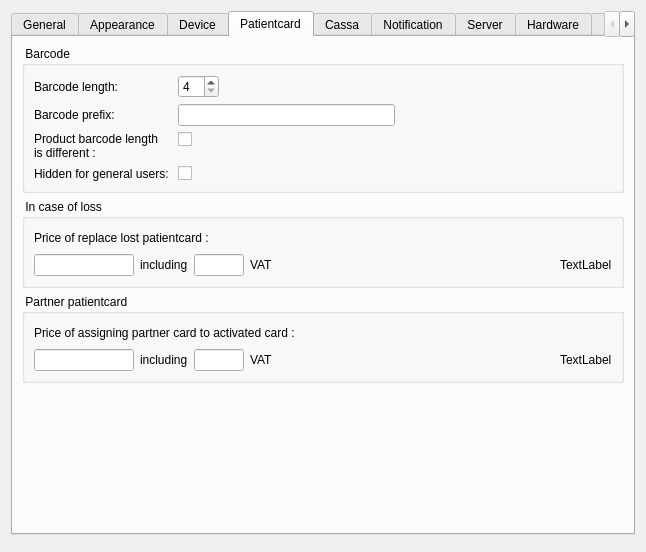
Old version of the form client/dlgpreferences.ui in the repository tbikfalvi/Belenus.
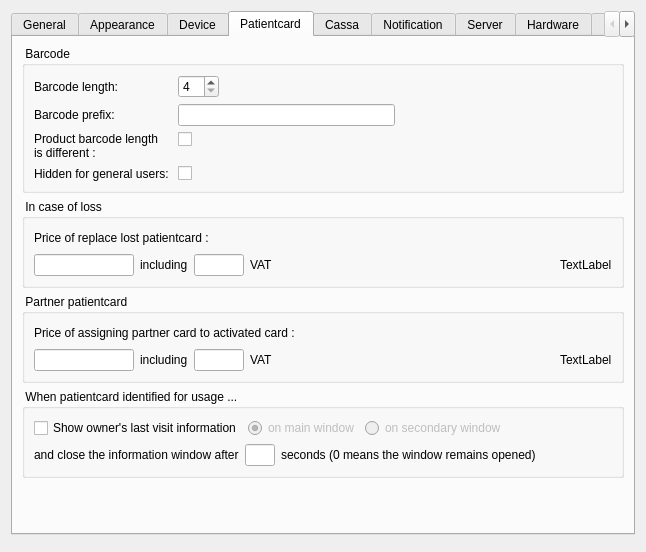
New version of the form. The open tabs and pages were chosen to show the change.

What changed in the file:
```diff
--- a/client/dlgpreferences.ui
+++ b/client/dlgpreferences.ui
@@ -1336,7 +1336,7 @@
       <attribute name="title">
        <string>Patientcard</string>
       </attribute>
-      <layout class="QVBoxLayout" name="verticalLayout_9">
+      <layout class="QVBoxLayout" name="verticalLayout_32">
        <item>
         <widget class="QGroupBox" name="grpBarcode">
          <property name="title">
@@ -1651,6 +1651,109 @@
          </layout>
         </widget>
        </item>
+       <item>
+        <widget class="QGroupBox" name="gbPatientCardUsageAction">
+         <property name="title">
+          <string> When patientcard identified for usage ... </string>
+         </property>
+         <layout class="QVBoxLayout" name="verticalLayout_9">
+          <item>
+           <layout class="QHBoxLayout" name="horizontalLayout_41">
+            <item>
+             <widget class="QCheckBox" name="chkShowPatientInfoOnStart">
+              <property name="text">
+               <string>Show owner's last visit information</string>
+              </property>
+             </widget>
+            </item>
+            <item>
+             <widget class="QRadioButton" name="rbShowInfoOnMain">
+              <property name="enabled">
+               <bool>false</bool>
+              </property>
+              <property name="text">
+               <string>on main window</string>
+              </property>
+              <property name="checked">
+               <bool>true</bool>
+              </property>
+             </widget>
+            </item>
+            <item>
+             <widget class="QRadioButton" name="rbShowInfoOnSecondary">
+              <property name="enabled">
+               <bool>false</bool>
+              </property>
+              <property name="text">
+               <string>on secondary window</string>
+              </property>
+             </widget>
+            </item>
+            <item>
+             <spacer name="horizontalSpacer_32">
+              <property name="orientation">
+               <enum>Qt::Horizontal</enum>
+              </property>
+              <property name="sizeHint" stdset="0">
+               <size>
+                <width>40</width>
+                <height>20</height>
+               </size>
+              </property>
+             </spacer>
+            </item>
+           </layout>
+          </item>
+          <item>
+           <layout class="QHBoxLayout" name="horizontalLayout_42">
+            <item>
+             <widget class="QLabel" name="lblCloseInfoWindow">
+              <property name="text">
+               <string>and close the information window after</string>
+              </property>
+             </widget>
+            </item>
+            <item>
+             <widget class="QLineEdit" name="ledCloseInfoWindowSecs">
+              <property name="minimumSize">
+               <size>
+                <width>30</width>
+                <height>0</height>
+               </size>
+              </property>
+              <property name="maximumSize">
+               <size>
+                <width>30</width>
+                <height>16777215</height>
+               </size>
+              </property>
+             </widget>
+            </item>
+            <item>
+             <widget class="QLabel" name="lblCloseInfoSeconds">
+              <property name="text">
+               <string>seconds (0 means the window remains opened)</string>
+              </property>
+             </widget>
+            </item>
+            <item>
+             <spacer name="horizontalSpacer_33">
+              <property name="orientation">
+               <enum>Qt::Horizontal</enum>
+              </property>
+              <property name="sizeHint" stdset="0">
+               <size>
+                <width>40</width>
+                <height>20</height>
+               </size>
+              </property>
+             </spacer>
+            </item>
+           </layout>
+          </item>
+         </layout>
+        </widget>
+       </item>
        <item>
         <spacer name="verticalSpacer_6">
          <property name="orientation">
```
